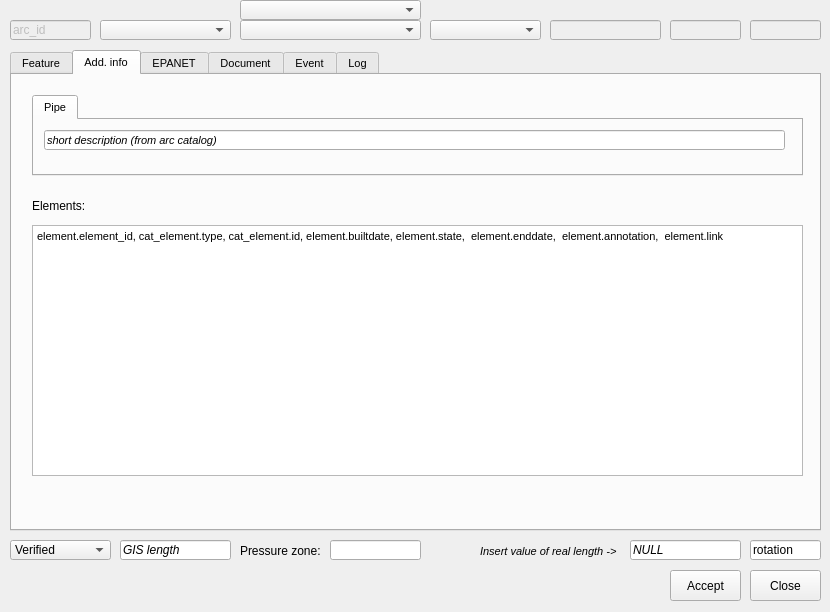
Qt form ui/ws_arc.ui (Giswater/giswater_qgis_plugin) before a commit.
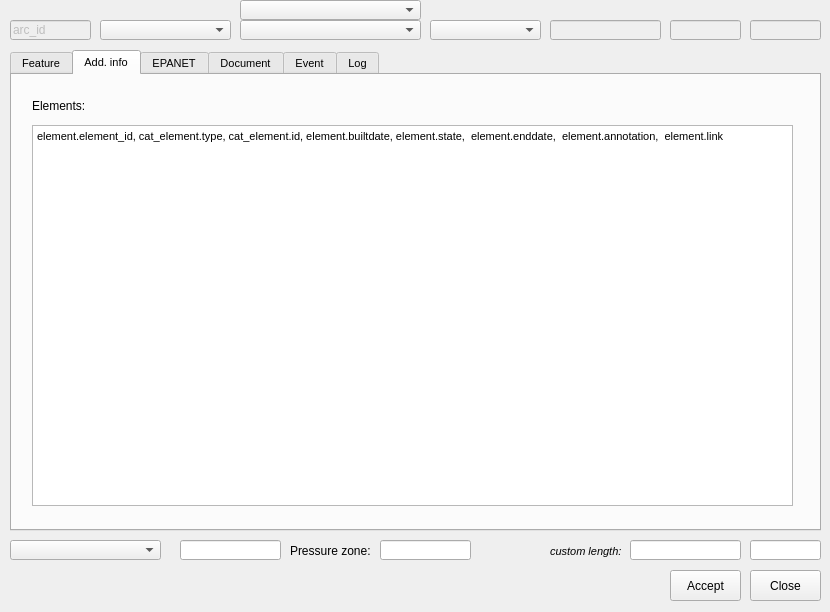
The same form after that commit. The open tabs and pages were chosen to show the change.

Commit message: #Button 34 - complete auto-completion to a QLineEdit

Diff of the .ui file:
```diff
--- a/ui/ws_arc.ui
+++ b/ui/ws_arc.ui
@@ -1038,9 +1038,9 @@
      <property name="geometry">
       <rect>
        <x>20</x>
-       <y>150</y>
-       <width>771</width>
-       <height>251</height>
+       <y>50</y>
+       <width>761</width>
+       <height>381</height>
       </rect>
      </property>
      <property name="html">
@@ -1055,7 +1055,7 @@
      <property name="geometry">
       <rect>
        <x>20</x>
-       <y>120</y>
+       <y>20</y>
        <width>90</width>
        <height>22</height>
       </rect>
@@ -1087,42 +1087,6 @@
       <number>3</number>
      </property>
     </widget>
-    <widget class="QTabWidget" name="label_management">
-     <property name="geometry">
-      <rect>
-       <x>20</x>
-       <y>20</y>
-       <width>771</width>
-       <height>81</height>
-      </rect>
-     </property>
-     <property name="currentIndex">
-      <number>0</number>
-     </property>
-     <widget class="QWidget" name="tab_13">
-      <attribute name="title">
-       <string>Pipe</string>
-      </attribute>
-      <widget class="QLineEdit" name="cat_arc_descript">
-       <property name="geometry">
-        <rect>
-         <x>10</x>
-         <y>10</y>
-         <width>741</width>
-         <height>20</height>
-        </rect>
-       </property>
-       <property name="font">
-        <font>
-         <italic>true</italic>
-        </font>
-       </property>
-       <property name="text">
-        <string>short description (from arc catalog)</string>
-       </property>
-      </widget>
-     </widget>
-    </widget>
    </widget>
    <widget class="QWidget" name="page_analysis">
     <attribute name="title">
@@ -2583,7 +2547,7 @@
     </rect>
    </property>
    <property name="text">
-    <string>rotation</string>
+    <string/>
    </property>
   </widget>
   <widget class="QComboBox" name="arccat_id">
@@ -2620,9 +2584,9 @@
   <widget class="QLineEdit" name="gis_length">
    <property name="geometry">
     <rect>
-     <x>120</x>
+     <x>180</x>
      <y>540</y>
-     <width>111</width>
+     <width>101</width>
      <height>20</height>
     </rect>
    </property>
@@ -2632,7 +2596,7 @@
     </font>
    </property>
    <property name="text">
-    <string>GIS length</string>
+    <string/>
    </property>
   </widget>
   <widget class="QLineEdit" name="custom_length">
@@ -2650,15 +2614,15 @@
     </font>
    </property>
    <property name="text">
-    <string>NULL</string>
+    <string/>
    </property>
   </widget>
   <widget class="QLabel" name="label_arc_custom_length">
    <property name="geometry">
     <rect>
-     <x>480</x>
+     <x>550</x>
      <y>540</y>
-     <width>151</width>
+     <width>81</width>
      <height>22</height>
     </rect>
    </property>
@@ -2675,7 +2639,7 @@
     <enum>QFrame::Plain</enum>
    </property>
    <property name="text">
-    <string>Insert value of real length -&gt;</string>
+    <string>custom length:</string>
    </property>
    <property name="textFormat">
     <enum>Qt::AutoText</enum>
@@ -2747,15 +2711,10 @@
     <rect>
      <x>10</x>
      <y>540</y>
-     <width>101</width>
+     <width>151</width>
      <height>20</height>
     </rect>
    </property>
-   <item>
-    <property name="text">
-     <string>Verified</string>
-    </property>
-   </item>
   </widget>
   <widget class="QComboBox" name="cat_arctype_id">
    <property name="geometry">
@@ -2806,7 +2765,7 @@
   <widget class="QLabel" name="label_pressure_zone">
    <property name="geometry">
     <rect>
-     <x>240</x>
+     <x>290</x>
      <y>540</y>
      <width>90</width>
      <height>22</height>
@@ -2842,7 +2801,7 @@
   <widget class="QLineEdit" name="presszonecat_id">
    <property name="geometry">
     <rect>
-     <x>330</x>
+     <x>380</x>
      <y>540</y>
      <width>91</width>
      <height>20</height>
```
Left out of the diff: 32 changed lines with no effect on the pictures. The commit also changes 20 other files.
